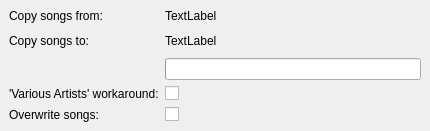
The window that devices/actiondialog.ui (polpo/cantata-mac) describes before a commit, drawn with Qt 5.
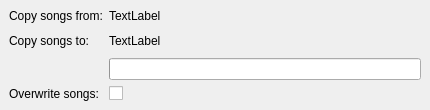
The same window after the commit. Custom widgets are drawn as their Qt base class.

Commit message: - 'Fix Various Artists' setting belongs with device config - Store Cantata specific UMS settings in separate file, as Amarok will completely replace the standard one!

What changed in the file:
```diff
--- a/devices/actiondialog.ui
+++ b/devices/actiondialog.ui
@@ -89,7 +89,7 @@
          </property>
         </widget>
        </item>
-       <item row="4" column="0">
+       <item row="3" column="0">
         <widget class="QLabel" name="label_2">
          <property name="text">
           <string>Overwrite songs:</string>
@@ -99,26 +99,13 @@
          </property>
         </widget>
        </item>
-       <item row="4" column="1">
+       <item row="3" column="1">
         <widget class="QCheckBox" name="overwrite">
          <property name="text">
           <string/>
          </property>
         </widget>
        </item>
-       <item row="3" column="1">
-        <widget class="QCheckBox" name="vaWorkaround"/>
-       </item>
-       <item row="3" column="0">
-        <widget class="QLabel" name="vaWorkaroundLabel">
-         <property name="text">
-          <string>'Various Artists' workaround:</string>
-         </property>
-         <property name="buddy">
-          <cstring>vaWorkaround</cstring>
-         </property>
-        </widget>
-       </item>
       </layout>
      </widget>
      <widget class="QWidget" name="page_3">
```
Left out of the diff: 1 changed line with no effect on the pictures. The commit also changes 15 other files.
